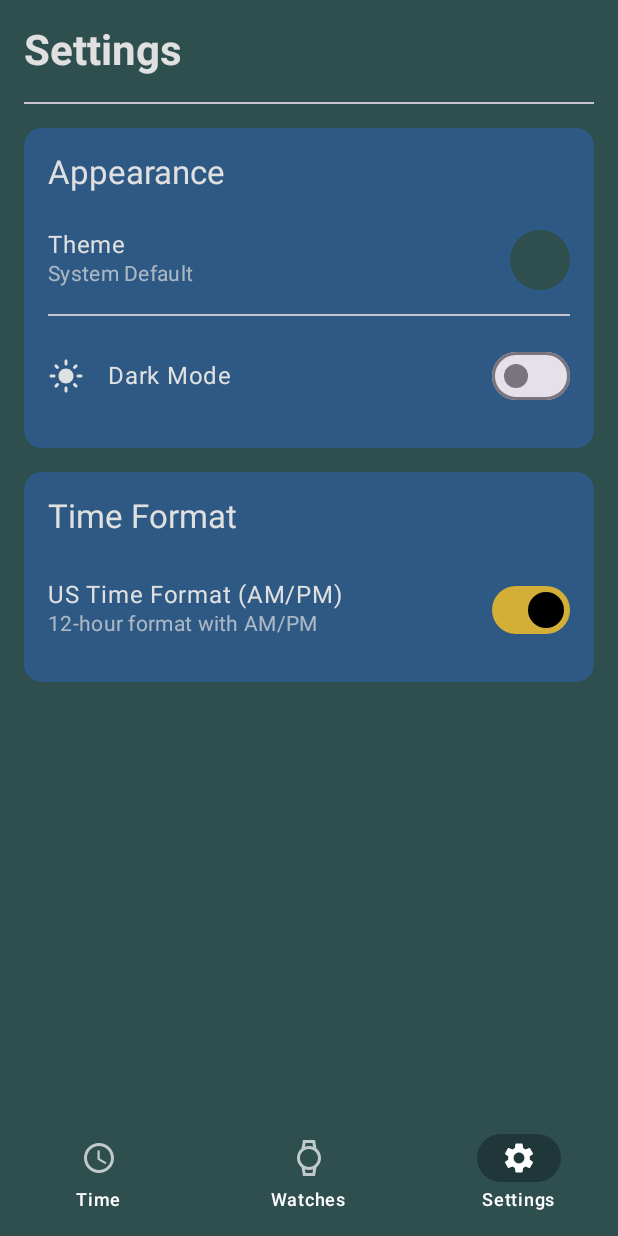
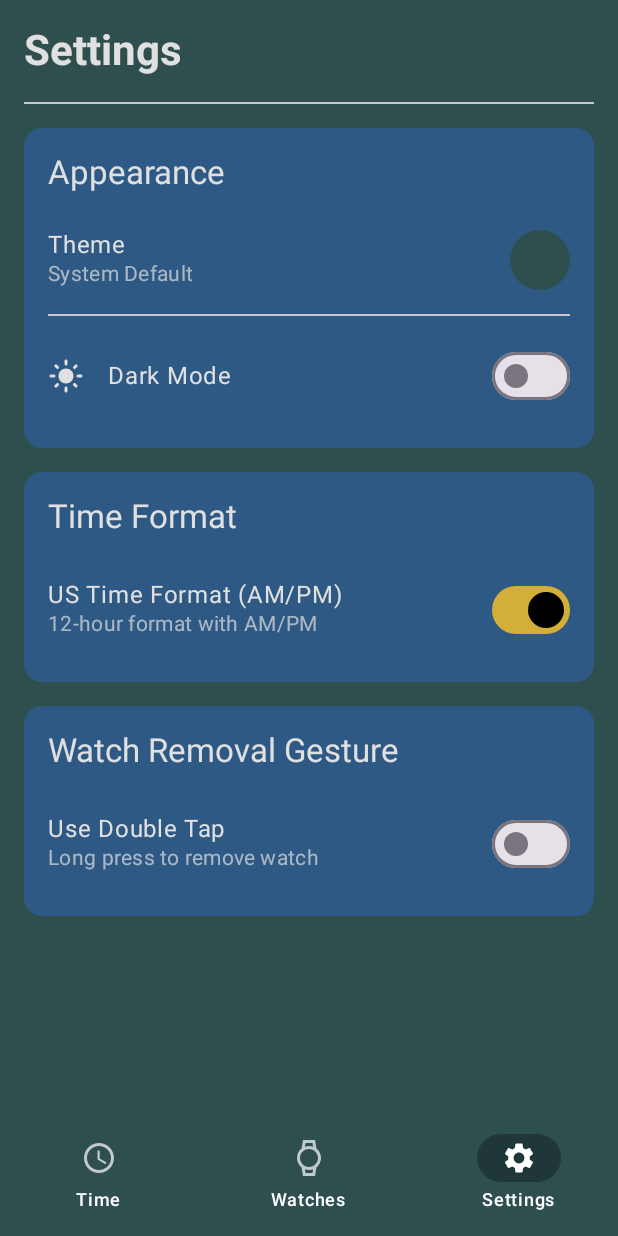
Before and after one commit to dmitrish/SwissTime, an Android app built with Jetpack Compose: the screen it shows after launch (MainActivity), item 3 of the bottom bar chosen, on a phone screen of 412 x 824 dp. Run offline under Robolectric (Android 15) with nearby library versions, the phone set to English and light mode, and no system bars; libraries missing offline, so code that uses them is left out: androidx.glance, androidx.glance.appwidget.

Commit message:
added removal options and settings

```diff
--- a/app/src/main/java/com/coroutines/swisstime/WatchApp.kt
+++ b/app/src/main/java/com/coroutines/swisstime/WatchApp.kt
@@ -25,9 +25,9 @@ import com.coroutines.swisstime.navigation.SwissTimeNavigationBar
 import com.coroutines.swisstime.ui.theme.SwissTimeTheme
 import com.coroutines.swisstime.viewmodel.ThemeViewModel
 import com.coroutines.swisstime.viewmodel.WatchViewModel
+import com.coroutines.swisstime.watchfaces.AventinusClassique
 import com.coroutines.swisstime.watchfaces.Zeitwerk
 import com.coroutines.swisstime.watchfaces.JurgsenZenithor
-import com.coroutines.swisstime.watchfaces.AventinusClassique
 import com.coroutines.swisstime.watchfaces.EdgeOfSecond
 import com.coroutines.swisstime.watchfaces.YamaNoToki
 import com.coroutines.swisstime.watchfaces.LucernaRoma
--- a/app/src/main/java/com/coroutines/swisstime/data/WatchPreferencesRepository.kt
+++ b/app/src/main/java/com/coroutines/swisstime/data/WatchPreferencesRepository.kt
@@ -30,6 +30,7 @@ class WatchPreferencesRepository(private val context: Context) {
         private val SELECTED_TIMEZONE_KEY = stringPreferencesKey("selected_timezone")
         private val SELECTED_WATCHES_KEY = stringSetPreferencesKey("selected_watches")
         private val USE_US_TIME_FORMAT_KEY = androidx.datastore.preferences.core.booleanPreferencesKey("use_us_time_format")
+        private val USE_DOUBLE_TAP_FOR_REMOVAL_KEY = androidx.datastore.preferences.core.booleanPreferencesKey("use_double_tap_for_removal")
 
         // Key prefix for watch-specific timezone preferences
         private const val WATCH_TIMEZONE_PREFIX = "watch_timezone_"
@@ -53,6 +54,12 @@ class WatchPreferencesRepository(private val context: Context) {
             preferences[USE_US_TIME_FORMAT_KEY] ?: true // Default to US format
         }
 
+    // Get the watch removal gesture preference (true for Double Tap, false for Long Press)
+    val useDoubleTapForRemoval: Flow<Boolean> = context.dataStore.data
+        .map { preferences ->
+            preferences[USE_DOUBLE_TAP_FOR_REMOVAL_KEY] ?: false // Default to Long Press
+        }
+
     // Save the selected watch name
     suspend fun saveSelectedWatch(watchName: String) {
         context.dataStore.edit { preferences ->
@@ -71,6 +78,13 @@ class WatchPreferencesRepository(private val context: Context) {
     suspend fun saveTimeFormat(useUsFormat: Boolean) {
         context.dataStore.edit { preferences ->
             preferences[USE_US_TIME_FORMAT_KEY] = useUsFormat
+        }
+    }
+
+    // Save the watch removal gesture preference
+    suspend fun saveWatchRemovalGesture(useDoubleTap: Boolean) {
+        context.dataStore.edit { preferences ->
+            preferences[USE_DOUBLE_TAP_FOR_REMOVAL_KEY] = useDoubleTap
         }
     }
 
--- a/app/src/main/java/com/coroutines/swisstime/ui/screens/SettingsScreen.kt
+++ b/app/src/main/java/com/coroutines/swisstime/ui/screens/SettingsScreen.kt
@@ -57,6 +57,9 @@ fun SettingsScreen(
 
     // Collect time format preference from the WatchViewModel
     val useUsTimeFormat by watchViewModel.useUsTimeFormat.collectAsState()
+
+    // Collect watch removal gesture preference from the WatchViewModel
+    val useDoubleTapForRemoval by watchViewModel.useDoubleTapForRemoval.collectAsState()
 
     // State for showing the theme selection dialog
     var showThemeDialog by remember { mutableStateOf(false) }
@@ -215,6 +218,53 @@ fun SettingsScreen(
                 }
             }
         }
+
+        // Watch removal gesture settings card
+        Card(
+            modifier = Modifier.fillMaxWidth(),
+            colors = CardDefaults.cardColors(
+                containerColor = MaterialTheme.colorScheme.surface
+            )
+        ) {
+            Column(
+                modifier = Modifier.padding(16.dp)
+            ) {
+                Text(
+                    text = "Watch Removal Gesture",
+                    style = MaterialTheme.typography.titleLarge,
+                    color = MaterialTheme.colorScheme.onSurface
+                )
+
+                Spacer(modifier = Modifier.height(16.dp))
+
+                // Watch removal gesture toggle
+                Row(
+                    modifier = Modifier
+                        .fillMaxWidth()
+                        .padding(vertical = 8.dp),
+                    verticalAlignment = Alignment.CenterVertically,
+                    horizontalArrangement = Arrangement.SpaceBetween
+                ) {
+                    Column {
+                        Text(
+                            text = "Use Double Tap",
+                            style = MaterialTheme.typography.bodyLarge,
+                            color = MaterialTheme.colorScheme.onSurface
+                        )
+                        Text(
+                            text = if (useDoubleTapForRemoval) "Double tap to remove watch" else "Long press to remove watch",
+                            style = MaterialTheme.typography.bodyMedium,
+                            color = MaterialTheme.colorScheme.onSurface.copy(alpha = 0.7f)
+                        )
+                    }
+
+                    Switch(
+                        checked = useDoubleTapForRemoval,
+                        onCheckedChange = { watchViewModel.saveWatchRemovalGesture(it) }
+                    )
+                }
+            }
+        }
     }
 
     // Theme selection dialog
--- a/app/src/main/java/com/coroutines/swisstime/viewmodel/WatchViewModel.kt
+++ b/app/src/main/java/com/coroutines/swisstime/viewmodel/WatchViewModel.kt
@@ -115,6 +115,14 @@ class WatchViewModel(
             scope = viewModelScope,
             started = SharingStarted.WhileSubscribed(5000),
             initialValue = true // Default to US format
+        )
+
+    // Get the watch removal gesture preference
+    val useDoubleTapForRemoval: StateFlow<Boolean> = watchPreferencesRepository.useDoubleTapForRemoval
+        .stateIn(
+            scope = viewModelScope,
+            started = SharingStarted.WhileSubscribed(5000),
+            initialValue = false // Default to Long Press
         )
 
     // Cache for TimeZone objects to avoid repeated lookups
@@ -310,6 +318,13 @@ class WatchViewModel(
         }
     }
 
+    // Save the watch removal gesture preference
+    fun saveWatchRemovalGesture(useDoubleTap: Boolean) {
+        viewModelScope.launch {
+            watchPreferencesRepository.saveWatchRemovalGesture(useDoubleTap)
+        }
+    }
+
     /**
      * Factory for creating WatchViewModel instances
      */
--- a/app/src/main/java/com/coroutines/swisstime/watchfaces/LeonardAutomatic.kt
+++ b/app/src/main/java/com/coroutines/swisstime/watchfaces/LeonardAutomatic.kt
@@ -75,7 +75,7 @@ fun LeonardAutomatic(modifier: Modifier = Modifier, timeZone: TimeZone = TimeZon
             val second = currentTime.get(Calendar.SECOND)
 
             // Draw hour markers and numbers
-            drawHourMarkersAndNumbers(center, radius)
+            drawHourMarkersAndNumbers(center, radius, timeZoneX)
 
             // Draw clock hands
             drawClockHands(center, radius, hour, minute, second)
@@ -213,7 +213,7 @@ private fun DrawScope.drawClockFace(center: Offset, radius: Float) {
     )
 }
 
-private fun DrawScope.drawHourMarkersAndNumbers(center: Offset, radius: Float) {
+private fun DrawScope.drawHourMarkersAndNumbers(center: Offset, radius: Float, timeZone: TimeZone ) {
     // Longines Master Collection typically uses Roman numerals
     val romanNumerals = listOf("I", "II", "III", "IV", "V", "VI", "VII", "VIII", "IX", "X", "XI", "XII")
 
@@ -285,7 +285,7 @@ private fun DrawScope.drawHourMarkersAndNumbers(center: Offset, radius: Float) {
         isAntiAlias = true
     }
 
-    val day = Calendar.getInstance().get(Calendar.DAY_OF_MONTH).toString()
+    val day = Calendar.getInstance(timeZone).get(Calendar.DAY_OF_MONTH).toString()
     drawContext.canvas.nativeCanvas.drawText(
         day,
         dateX,
--- a/app/src/main/java/com/coroutines/swisstime/watchfaces/Valentinianus.kt
+++ b/app/src/main/java/com/coroutines/swisstime/watchfaces/Valentinianus.kt
@@ -29,7 +29,7 @@ import kotlin.math.cos
 import kotlin.math.min
 import kotlin.math.sin
 
-// Colors inspired by Vacheron Constantin Patrimony
+
 private val ClockFaceColor = Color(0xFFF8F5E6) // Ivory/cream dial
 private val ClockBorderColor = Color(0xFFB27D4B) // Rose gold border
 private val HourHandColor = Color(0xFFB27D4B) // Rose gold hour hand
@@ -113,7 +113,7 @@ private fun DrawScope.drawClockFace(center: Offset, radius: Float) {
 }
 
 private fun DrawScope.drawHourMarkersAndNumbers(center: Offset, radius: Float) {
-    // Vacheron Constantin Patrimony typically uses slim hour markers and Roman numerals
+
 
     // Draw hour markers (slim lines)
     for (i in 1..60) {
```
Also changed, not shown: app/src/main/java/com/coroutines/swisstime/ui/screens/SelectedWatchScreen2.kt (+60 -2 lines), app/src/main/java/com/coroutines/swisstime/ui/screens/TimeZoneAwareWatchFace2.kt (+14 -10 lines), app/src/main/java/com/coroutines/swisstime/watchfaces/PontifexChronometra.kt (+8 -10 lines), app/src/main/java/com/coroutines/swisstime/watchfaces/RomaMarina.kt (+11 -11 lines), app/src/main/java/com/coroutines/swisstime/watchfaces/Tokinoha.kt (+7 -7 lines).
